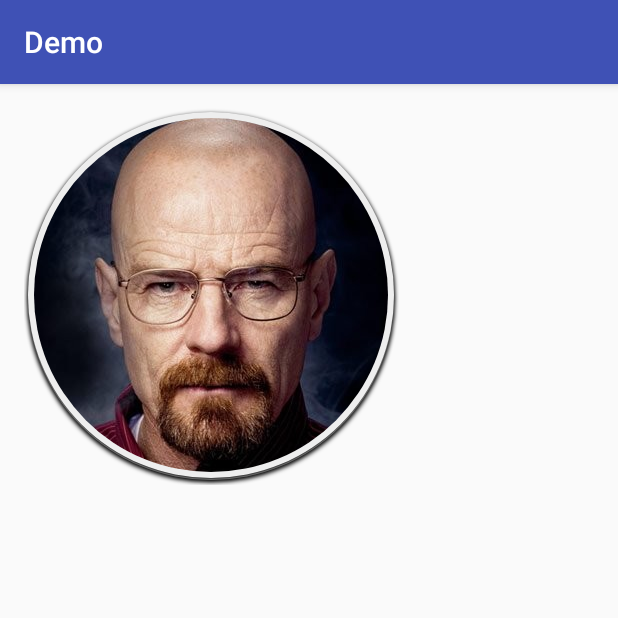
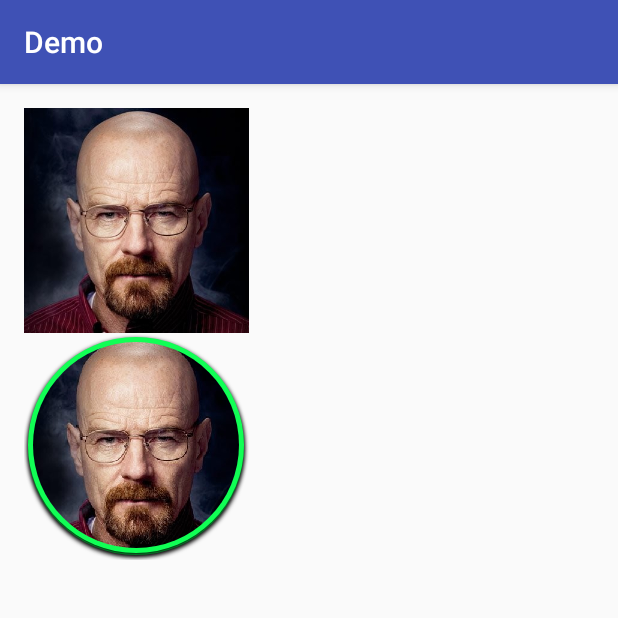
Before and after one commit to hfreeman2008/AndroidDemo, an Android app: the CircularImageViewActivity screen opened directly, with no data from a screen before it, on a phone screen of 412 x 824 dp, the top half of it. Run offline under Robolectric (Android 15) with nearby library versions, the phone set to English and light mode, and no system bars.

Commit message:
add function circle image

```diff
--- a/app/src/main/java/com/hxm/demo/circularimageview/CircularImageViewActivity.java
+++ b/app/src/main/java/com/hxm/demo/circularimageview/CircularImageViewActivity.java
@@ -1,5 +1,6 @@
 package com.hxm.demo.circularimageview;
 
+import android.graphics.Color;
 import android.support.v7.app.AppCompatActivity;
 import android.os.Bundle;
 
@@ -7,9 +8,21 @@ import com.hxm.demo.R;
 
 public class CircularImageViewActivity extends AppCompatActivity {
 
+    private CircularImageView circularImageView;
+
     @Override
     protected void onCreate(Bundle savedInstanceState) {
         super.onCreate(savedInstanceState);
         setContentView(R.layout.activity_circular_image_view);
+        init();
+    }
+
+    private void init() {
+        circularImageView = (CircularImageView)findViewById(R.id.circularImageView);
+        circularImageView.setBorderColor(getResources().getColor(R.color.colorgreen));
+        circularImageView.setBorderWidth(5);
+        circularImageView.addShadow();
+
+
     }
 }
--- a/app/src/main/res/layout/activity_circular_image_view.xml
+++ b/app/src/main/res/layout/activity_circular_image_view.xml
@@ -12,12 +12,19 @@
     android:paddingTop="@dimen/activity_vertical_margin"
     tools:context="com.hxm.demo.circularimageview.CircularImageViewActivity">
 
+    <ImageView
+        android:id="@+id/imageView"
+        android:layout_width="150dp"
+        android:layout_height="150dp"
+        android:src="@drawable/circle_image"/>
+
     <com.hxm.demo.circularimageview.CircularImageView
-        android:layout_width="250dp"
-        android:layout_height="250dp"
+        android:id="@+id/circularImageView"
+        android:layout_width="150dp"
+        android:layout_height="150dp"
+        android:layout_below="@id/imageView"
         android:src="@drawable/circle_image"
         app:border_color="#EEEEEE"
         app:border_width="4dp"
         app:shadow="true" />
-
 </RelativeLayout>
--- a/app/src/main/res/values/colors.xml
+++ b/app/src/main/res/values/colors.xml
@@ -3,4 +3,5 @@
     <color name="colorPrimary">#3F51B5</color>
     <color name="colorPrimaryDark">#303F9F</color>
     <color name="colorAccent">#FF4081</color>
+    <color name="colorgreen">#11ff55</color>
 </resources>
```
